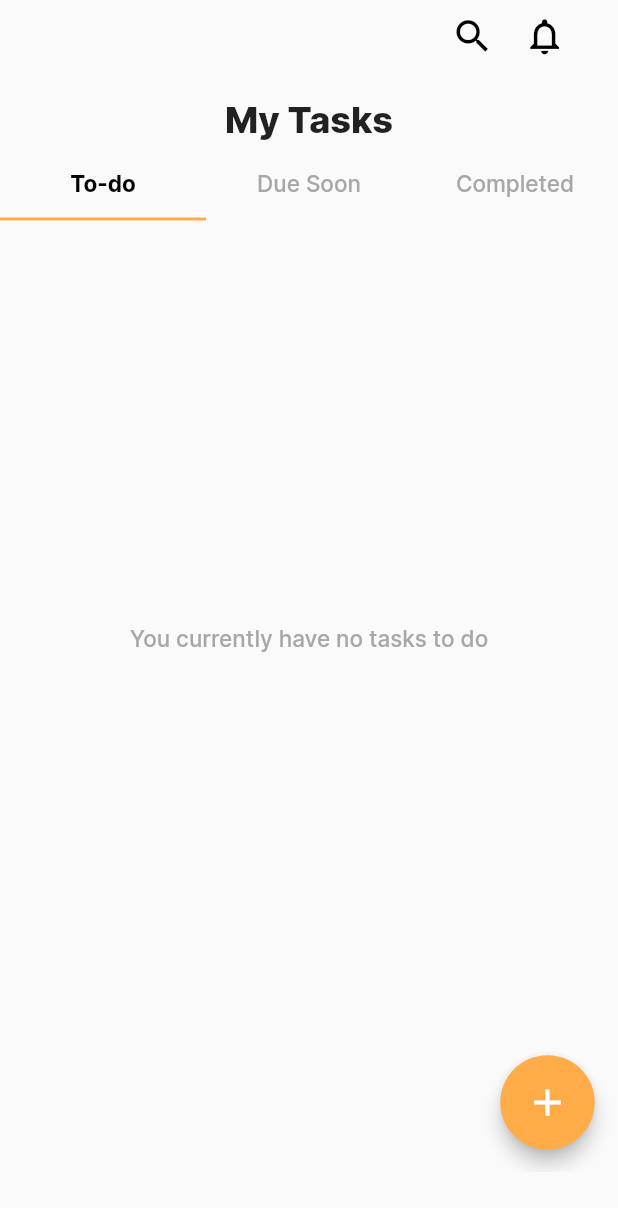
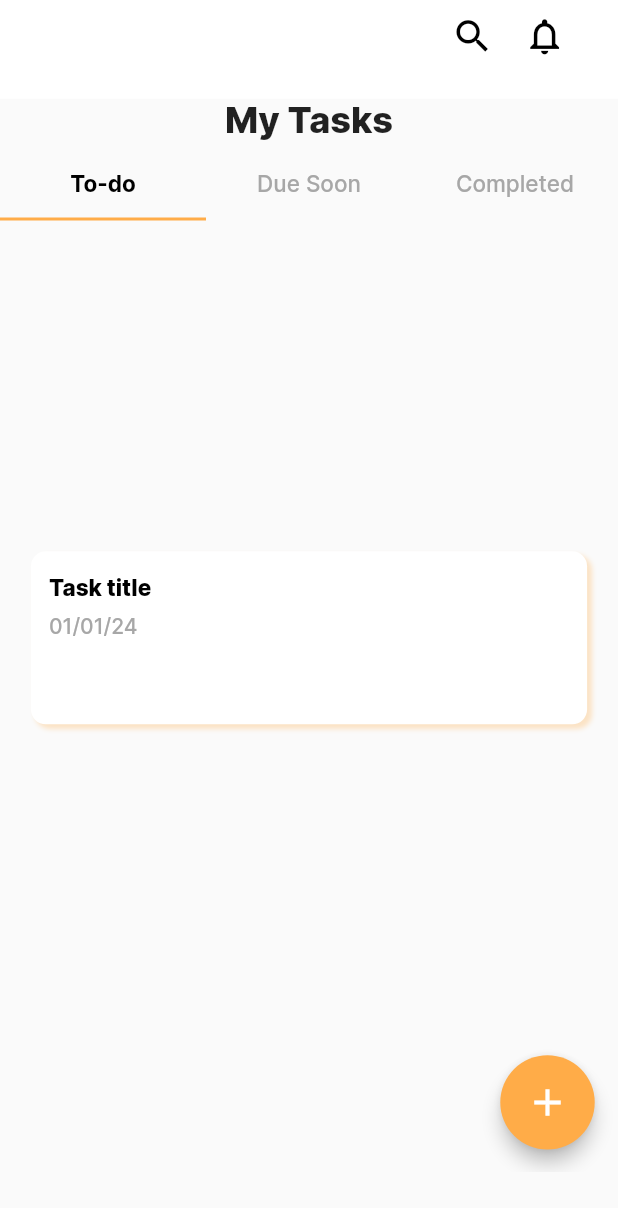
Before and after one commit to GloriaMMuthumbi/managed_todo_app, a Flutter app: the HomeScreen screen opened directly, on a phone screen of 412 x 824 dp. Shown: the top 1208 px of the screen. Run offline on Flutter 3.47's test engine with Material 2 defaults, Android fonts, the phone set to English and light mode, and no system bars; our stand-ins replace sizer.

Commit message:
Creating the task component template (#4)

```diff
--- /dev/null
+++ b/lib/components/task_component_template.dart
@@ -0,0 +1,68 @@
+/*
+This component will represent how each task will be displayed
+it will have;
+- title
+- date due
+- progress bar
+- progress percentage
+- three dots */
+
+import 'package:flutter/material.dart';
+import 'package:sizer/sizer.dart';
+
+class taskComponent extends StatelessWidget {
+  const taskComponent({super.key});
+
+  @override
+  Widget build(BuildContext context) {
+    return Container(
+      width: 90.w,
+      height: 14.h,
+      decoration: BoxDecoration(
+        color: Colors.white,
+        borderRadius: BorderRadius.circular(10),
+        boxShadow: [
+          BoxShadow(
+            color: const Color(0xffFFAC48).withOpacity(0.3),
+            blurRadius: 2,
+            offset: const Offset(3, 3),
+          )
+        ]
+      ),
+      child: const Padding(
+        padding: EdgeInsets.fromLTRB(12.0, 15.0, 8.0, 0),
+        child: Column(
+          children: [
+            Row(
+              children: [
+                Text('Task title',
+                style: TextStyle(
+                    fontFamily: 'Inter',
+                    fontWeight: FontWeight.w800,
+                    fontSize: 15.0,
+                    color: Colors.black,
+                  ),
+                ),
+              ],
+            ),
+            Padding(
+              padding: EdgeInsets.only(top: 8.0),
+              child: Row(
+                children: [
+                      Text('01/01/24',
+                        style: TextStyle(
+                          fontFamily: 'Inter',
+                          fontWeight: FontWeight.w500,
+                          fontSize: 14.0,
+                          color: Color(0xffA7A7A7),
+                        ),
+                      ),
+                    ],
+              ),
+            )
+          ],
+        ),
+      ),
+    );
+  }
+}
--- a/lib/screens/home_screen.dart
+++ b/lib/screens/home_screen.dart
@@ -2,6 +2,7 @@ import 'package:flutter/material.dart';
 import 'package:sizer/sizer.dart';
 
 import 'new_task_form_screen.dart';
+import 'package:managed_app/components/task_component_template.dart';
 
 class HomeScreen extends StatefulWidget {
   const HomeScreen({Key? key}) : super(key: key);
@@ -21,7 +22,7 @@ class _HomeScreenState extends State<HomeScreen> with TickerProviderStateMixin {
         child: AppBar(
           automaticallyImplyLeading: false,
           toolbarHeight: 7.h,
-          backgroundColor: Colors.grey[50],
+          backgroundColor: Colors.white,
           elevation: 0,
           iconTheme: const IconThemeData(color: Colors.black),
           actions: [
@@ -98,7 +99,7 @@ class _HomeScreenState extends State<HomeScreen> with TickerProviderStateMixin {
                       children: [
                         const Expanded(
                           child: Center(
-                            child: Text(
+                            /*child: Text(
                               "You currently have no tasks to do",
                               style: TextStyle(
                                 fontFamily: 'Inter',
@@ -106,7 +107,8 @@ class _HomeScreenState extends State<HomeScreen> with TickerProviderStateMixin {
                                 fontSize: 15.0,
                                 color: Color(0xffA7A7A7),
                               ),
-                            ),
+                            ),*/
+                            child: taskComponent(),
                           ),
                         ),
                         Padding(
```
